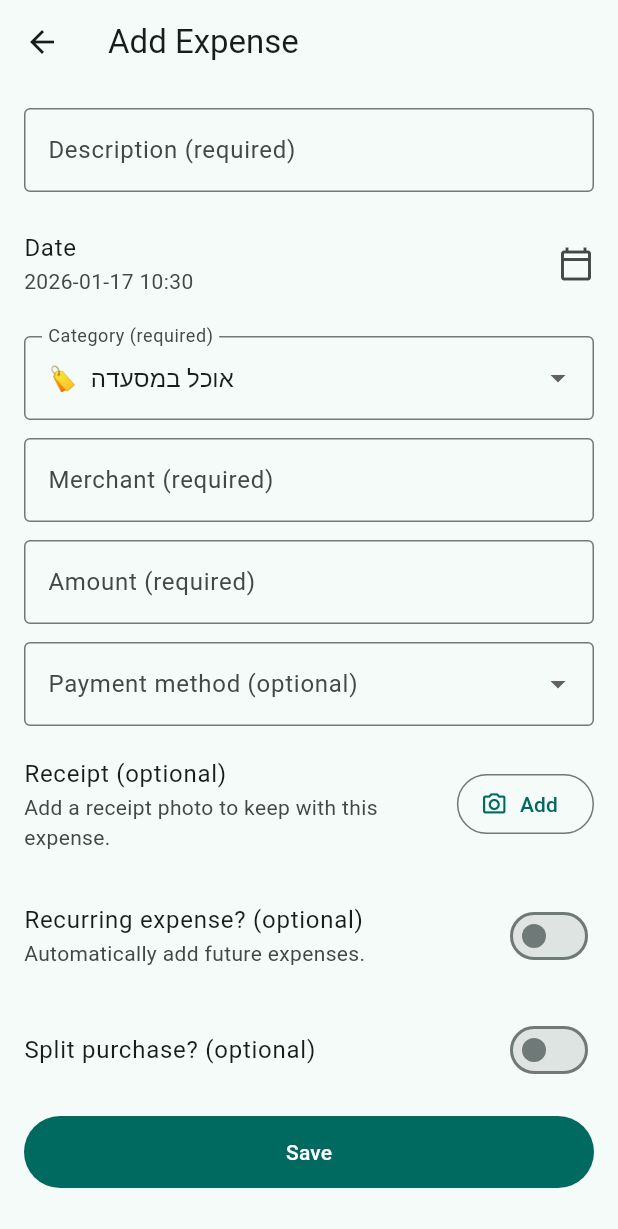
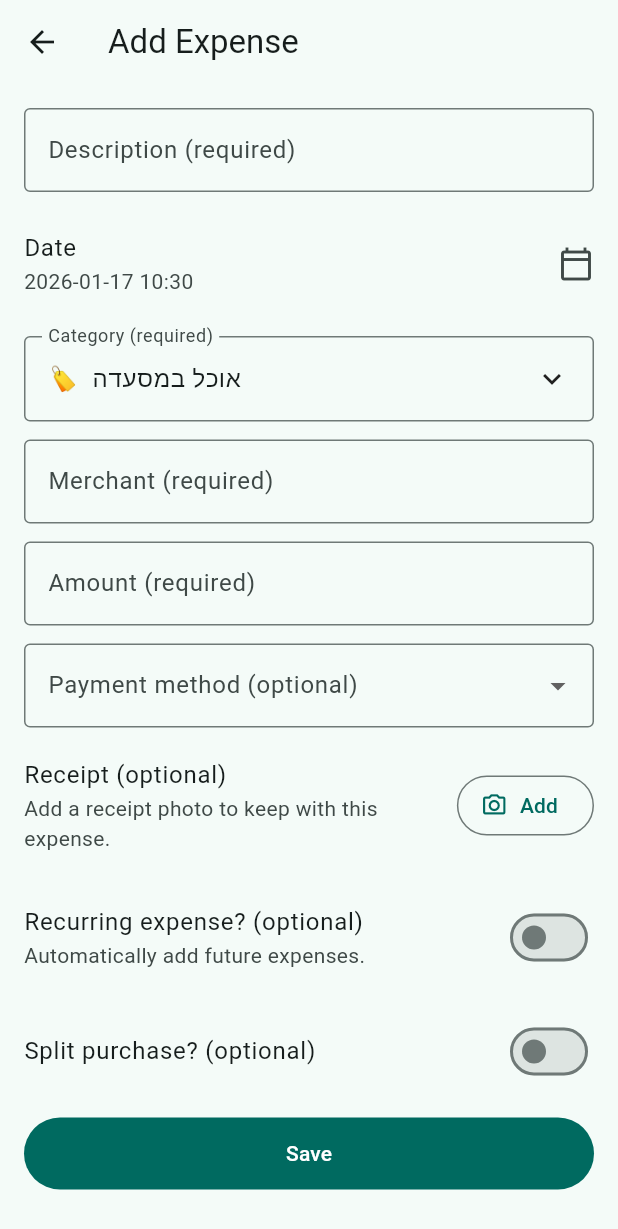
Before and after one commit to nwe2107/expense_tracker, a Flutter app: the screen it shows once a user with an empty profile is signed in, after a tap on "Add Expense", on a phone screen of 412 x 824 dp. Shown: the top 1229 px of the screen. Run offline on Flutter 3.47's test engine with Material 3 defaults, Android fonts, the phone set to English and light mode, and no system bars; our stand-ins replace cloud_firestore, firebase_auth, firebase_core, firebase_storage, fl_chart, image_picker; accounts and stored records are empty; generated files the repository leaves out were written again.

Commit message:
fixed a bug that was causing the category picker view to get rendered improperly

```diff
--- a/lib/pages/edit_transaction_page.dart
+++ b/lib/pages/edit_transaction_page.dart
@@ -371,6 +371,7 @@ class _EditTransactionPageState extends State<EditTransactionPage> {
                     ),
                     const SizedBox(height: 12),
                     CategoryPicker(
+                      uid: widget.uid,
                       categories: categories,
                       value: _categoryId.isEmpty ? null : _categoryId,
                       enabled: !_saving && categories.isNotEmpty,
--- a/lib/widgets/category_picker.dart
+++ b/lib/widgets/category_picker.dart
@@ -1,8 +1,10 @@
 import 'package:flutter/material.dart';
 
 import '../models/category_model.dart';
+import '../pages/category_picker_page.dart';
 
 class CategoryPicker extends StatelessWidget {
+  final String uid;
   final List<CategoryModel> categories;
   final String? value;
   final bool enabled;
@@ -10,29 +12,68 @@ class CategoryPicker extends StatelessWidget {
 
   const CategoryPicker({
     super.key,
+    required this.uid,
     required this.categories,
     required this.value,
     required this.enabled,
     required this.onChanged,
   });
 
+  CategoryModel? _findCategory(String? id) {
+    if (id == null || id.isEmpty) return null;
+    for (final category in categories) {
+      if (category.id == id) return category;
+    }
+    return null;
+  }
+
+  Future<void> _openPicker(BuildContext context) async {
+    if (!enabled) return;
+    final selected = await Navigator.of(context).push<String>(
+      MaterialPageRoute(
+        builder: (context) => CategoryPickerPage(
+          uid: uid,
+          selectedId: value,
+        ),
+      ),
+    );
+    if (selected != null) {
+      onChanged(selected);
+    }
+  }
+
   @override
   Widget build(BuildContext context) {
-    return DropdownButtonFormField<String>(
-      key: ValueKey(value ?? ''),
-      initialValue: value,
-      items: categories
-          .map(
-            (c) => DropdownMenuItem(
-              value: c.id,
-              child: Text('${c.icon ?? '🏷️'}  ${c.name}'),
+    final selected = _findCategory(value);
+    final label =
+        selected == null ? 'Select a category' : '${selected.icon ?? '🏷️'}  ${selected.name}';
+    final textStyle = Theme.of(context).textTheme.bodyLarge?.copyWith(
+          color: enabled ? null : Theme.of(context).disabledColor,
+        );
+
+    return InkWell(
+      onTap: enabled ? () => _openPicker(context) : null,
+      child: InputDecorator(
+        decoration: const InputDecoration(
+          labelText: 'Category (required)',
+          border: OutlineInputBorder(),
+        ),
+        child: Row(
+          mainAxisAlignment: MainAxisAlignment.spaceBetween,
+          children: [
+            Expanded(
+              child: Text(
+                label,
+                style: textStyle,
+                overflow: TextOverflow.ellipsis,
+              ),
             ),
-          )
-          .toList(),
-      onChanged: enabled ? onChanged : null,
-      decoration: const InputDecoration(
-        labelText: 'Category (required)',
-        border: OutlineInputBorder(),
+            Icon(
+              Icons.expand_more,
+              color: enabled ? null : Theme.of(context).disabledColor,
+            ),
+          ],
+        ),
       ),
     );
   }
```
Also changed, not shown: lib/pages/category_picker_page.dart (added, +156 -0 lines).
